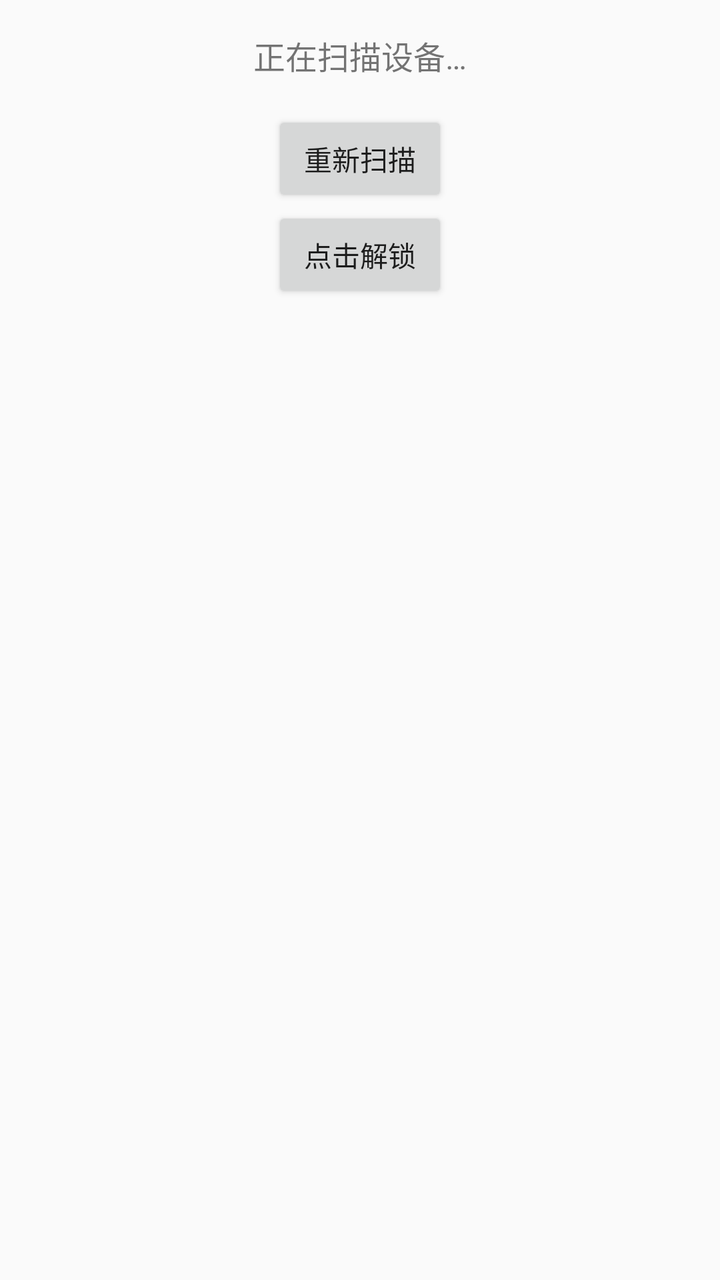
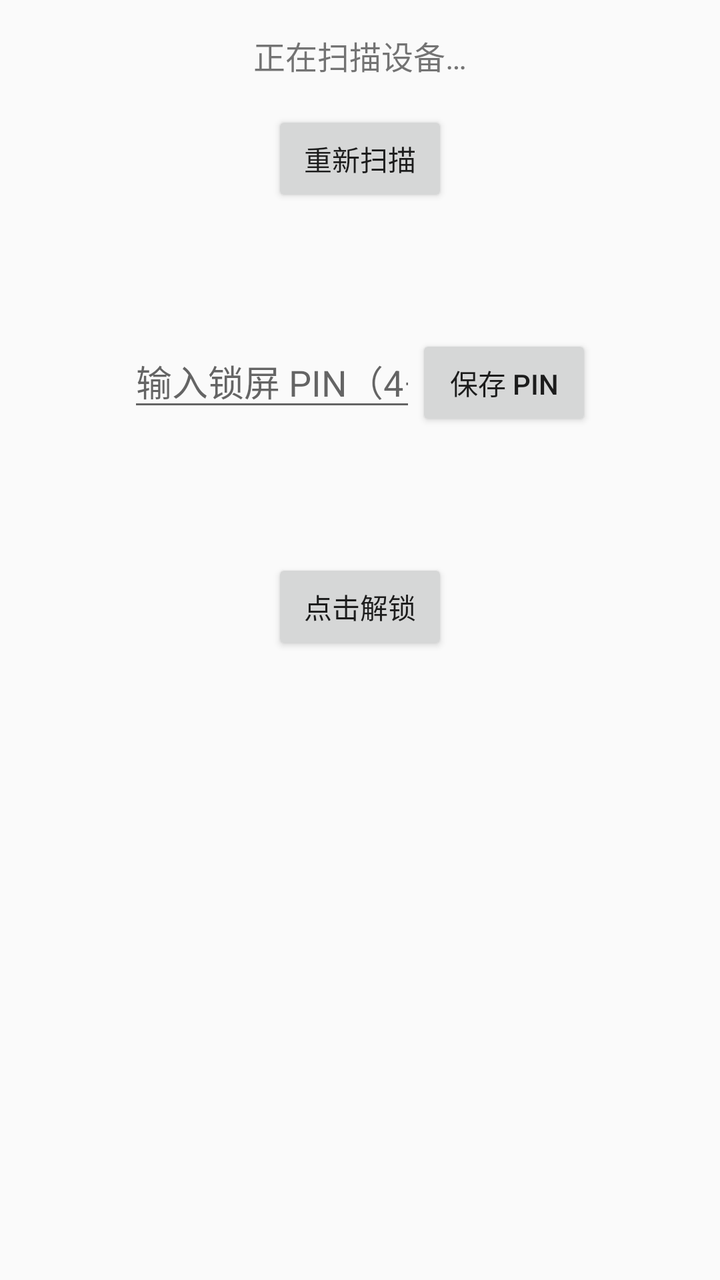

The first picture is an Android layout as it rendered before a commit; the second is the same layout after the commit. The layout source and the unified diff follow.
<!-- AndroidManifest.xml: activity theme Theme.UnlockMyPhone -->
<!-- res/layout/activity_main.xml -->
<?xml version="1.0" encoding="utf-8"?>
<LinearLayout xmlns:android="http://schemas.android.com/apk/res/android"
    android:orientation="vertical"
    android:layout_width="match_parent"
    android:layout_height="match_parent"
    android:id="@+id/root">

    <TextView
        android:id="@+id/tv_status"
        android:layout_width="match_parent"
        android:layout_height="wrap_content"
        android:layout_margin="16dp"
        android:gravity="center"
        android:text="@string/scanning_device"
        android:textSize="16sp" />

    <Button
        android:id="@+id/btn_rescan"
        android:layout_gravity="center"
        android:layout_width="wrap_content"
        android:layout_height="wrap_content"
        android:text="@string/rescan_device" />

    <Button
        android:id="@+id/btn_unlock"
        android:layout_gravity="center"
        android:layout_width="wrap_content"
        android:layout_height="wrap_content"
        android:text="@string/click_to_unlock" />
</LinearLayout>
<!-- resources referenced by this layout -->
<resources>
  <string name="click_to_unlock">点击解锁</string>
  <string name="rescan_device">重新扫描</string>
  <string name="scanning_device">正在扫描设备…</string>
  <style name="Theme.UnlockMyPhone" parent="Theme.AppCompat.DayNight.NoActionBar">
          <item name="android:windowLightStatusBar" tools:targetApi="23">true</item>
      </style>
</resources>

<!-- the commit's change to res/layout/activity_main.xml (unified diff, before → after) -->
@@ -21,6 +21,31 @@
         android:layout_height="wrap_content"
         android:text="@string/rescan_device" />
 
+    <LinearLayout
+        android:orientation="horizontal"
+        android:layout_margin="64dp"
+        android:layout_width="match_parent"
+        android:layout_height="wrap_content">
+
+        <EditText
+            android:id="@+id/et_pin"
+            android:layout_width="0dp"
+            android:layout_height="wrap_content"
+            android:layout_weight="1"
+            android:hint="@string/pin_hint"
+            android:inputType="numberPassword"
+            android:maxLength="16" />
+
+        <Button
+            android:id="@+id/btn_save_pin"
+            android:layout_weight="0"
+            android:layout_gravity="center"
+            android:layout_width="wrap_content"
+            android:layout_height="wrap_content"
+            android:text="@string/save_pin" />
+
+    </LinearLayout>
+
     <Button
         android:id="@+id/btn_unlock"
         android:layout_gravity="center"
<!-- resource entries referenced after the edit -->
@@ -1,7 +1,9 @@
 <!-- resources referenced by this layout -->
 <resources>
   <string name="click_to_unlock">点击解锁</string>
+  <string name="pin_hint">输入锁屏 PIN（4–16 位数字）</string>
   <string name="rescan_device">重新扫描</string>
+  <string name="save_pin">保存 PIN</string>
   <string name="scanning_device">正在扫描设备…</string>
   <style name="Theme.UnlockMyPhone" parent="Theme.AppCompat.DayNight.NoActionBar">
           <item name="android:windowLightStatusBar" tools:targetApi="23">true</item>
